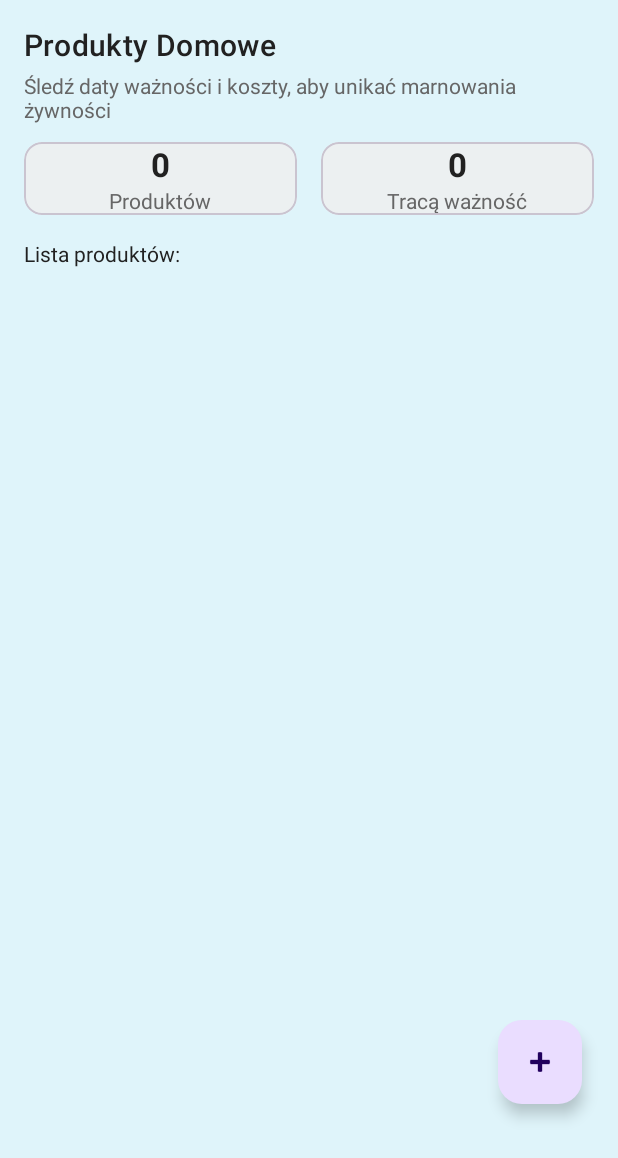
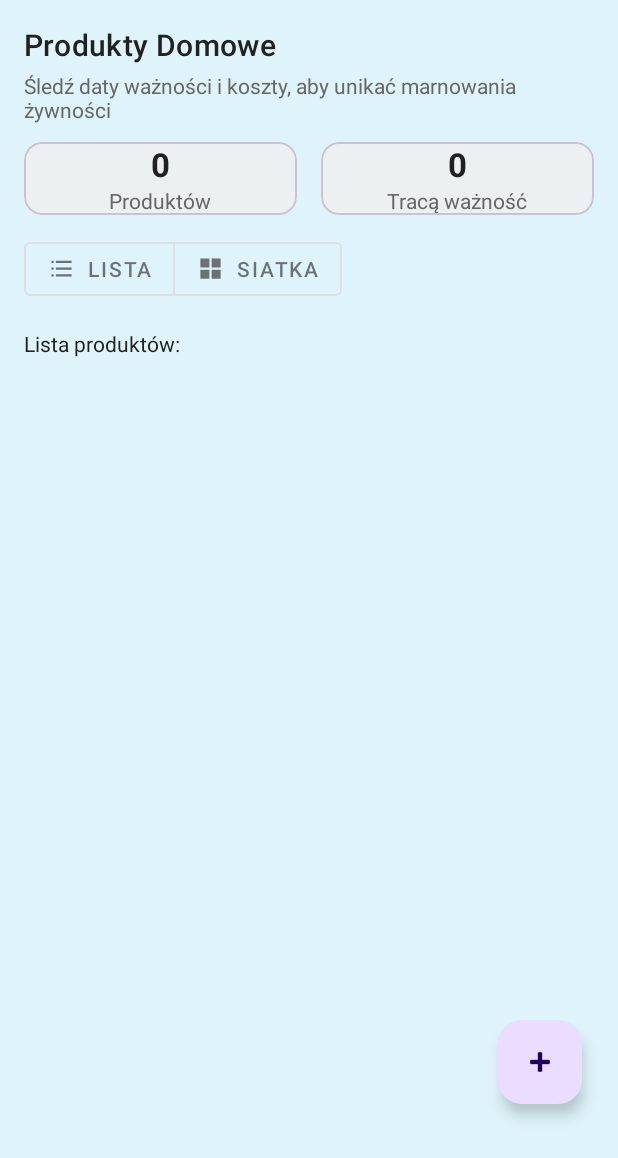
Before and after one commit to Halcik/Asystent_Ekologiczny, an Android app: the layout fragment_products.xml on its own in the app's theme, with its tools: preview values and no code run, on a phone screen of 412 x 824 dp. Shown: the top 1158 px of the screen. Run offline under Robolectric (Android 15) with nearby library versions, the phone set to English and light mode, and no system bars.

Commit message:
Adding grid layout for products

```diff
--- /dev/null
+++ b/app/src/main/res/drawable/ic_view_grid.xml
@@ -0,0 +1,5 @@
+<?xml version="1.0" encoding="utf-8"?>
+<vector xmlns:android="http://schemas.android.com/apk/res/android" android:width="24dp" android:height="24dp" android:viewportWidth="24" android:viewportHeight="24">
+    <!-- Ikona siatki 2x2 -->
+    <path android:fillColor="@android:color/white" android:pathData="M3,3h8v8H3V3zm10,0h8v8h-8V3zM3,13h8v8H3v-8zm10,0h8v8h-8v-8z"/>
+</vector>
--- /dev/null
+++ b/app/src/main/res/drawable/ic_view_list.xml
@@ -0,0 +1,5 @@
+<?xml version="1.0" encoding="utf-8"?>
+<vector xmlns:android="http://schemas.android.com/apk/res/android" android:width="24dp" android:height="24dp" android:viewportWidth="24" android:viewportHeight="24">
+    <!-- Ikona listy (trzy wiersze) -->
+    <path android:fillColor="@android:color/white" android:pathData="M3,5h2v2H3V5zm4,0h14v2H7V5zM3,11h2v2H3v-2zm4,0h14v2H7v-2zM3,17h2v2H3v-2zm4,0h14v2H7v-2z"/>
+</vector>
--- a/app/src/main/res/layout/fragment_products.xml
+++ b/app/src/main/res/layout/fragment_products.xml
@@ -4,21 +4,13 @@
     android:layout_width="match_parent"
     android:layout_height="match_parent">
 
-    <ScrollView
-        android:id="@+id/products_scroll"
+    <LinearLayout
         android:layout_width="match_parent"
         android:layout_height="match_parent"
-        android:fillViewport="true"
+        android:orientation="vertical"
         android:padding="16dp"
-        android:paddingBottom="@dimen/content_bottom_padding"
-        android:layout_marginBottom="@dimen/scroll_bottom_margin"
-        android:clipToPadding="false"
-        android:background="@color/solid_blue">
-
-        <LinearLayout
-            android:layout_width="match_parent"
-            android:layout_height="wrap_content"
-            android:orientation="vertical">
+        android:background="@color/solid_blue"
+        android:clipToPadding="false">
 
         <TextView
             android:id="@+id/products_title"
@@ -103,6 +95,38 @@
             </com.google.android.material.card.MaterialCardView>
         </LinearLayout>
 
+        <!-- Przełącznik widoku lista/siatka -->
+        <com.google.android.material.button.MaterialButtonToggleGroup
+            android:id="@+id/view_mode_toggle"
+            android:layout_width="wrap_content"
+            android:layout_height="wrap_content"
+            android:layout_marginTop="12dp"
+            app:singleSelection="true">
+
+            <com.google.android.material.button.MaterialButton
+                android:id="@+id/btn_view_list"
+                style="@style/Widget.MaterialComponents.Button.OutlinedButton"
+                android:layout_width="wrap_content"
+                android:layout_height="wrap_content"
+                android:text="Lista"
+                android:checked="true"
+                app:icon="@drawable/ic_view_list"
+                app:iconGravity="textStart"
+                app:iconPadding="8dp"
+                app:iconSize="18dp" />
+
+            <com.google.android.material.button.MaterialButton
+                android:id="@+id/btn_view_grid"
+                style="@style/Widget.MaterialComponents.Button.OutlinedButton"
+                android:layout_width="wrap_content"
+                android:layout_height="wrap_content"
+                android:text="Siatka"
+                app:icon="@drawable/ic_view_grid"
+                app:iconGravity="textStart"
+                app:iconPadding="8dp"
+                app:iconSize="18dp" />
+        </com.google.android.material.button.MaterialButtonToggleGroup>
+
         <TextView
             android:id="@+id/list_header"
             android:layout_width="wrap_content"
@@ -111,19 +135,16 @@
             android:text="Lista produktów:"
             android:textColor="@color/text_primary" />
 
-            <LinearLayout
+        <androidx.recyclerview.widget.RecyclerView
             android:id="@+id/products_list"
             android:layout_width="match_parent"
-                android:layout_height="wrap_content"
-                android:orientation="vertical"
-                android:layout_marginTop="8dp"/>
-
-            <View
-                android:layout_width="match_parent"
-                android:layout_height="@dimen/list_end_spacer" />
+            android:layout_height="0dp"
+            android:layout_marginTop="8dp"
+            android:layout_weight="1"
+            android:clipToPadding="false"
+            android:paddingBottom="@dimen/scroll_bottom_margin" />
 
     </LinearLayout>
-    </ScrollView>
 
     <com.google.android.material.floatingactionbutton.FloatingActionButton
         android:id="@+id/fab_add_product"
```
Also changed, not shown: app/src/main/java/com/example/asystent_ekologiczny/ProductAdapter.java (added, +142 -0 lines), app/src/main/java/com/example/asystent_ekologiczny/ProductSpacingDecoration.java (added, +49 -0 lines), app/src/main/java/com/example/asystent_ekologiczny/ProductsFragment.java (+91 -85 lines), app/src/main/res/layout/item_product.xml (added, +42 -0 lines), app/src/main/res/menu/toolbar_menu.xml (added, +9 -0 lines). Lines whose indentation alone changed are shown as unchanged.
